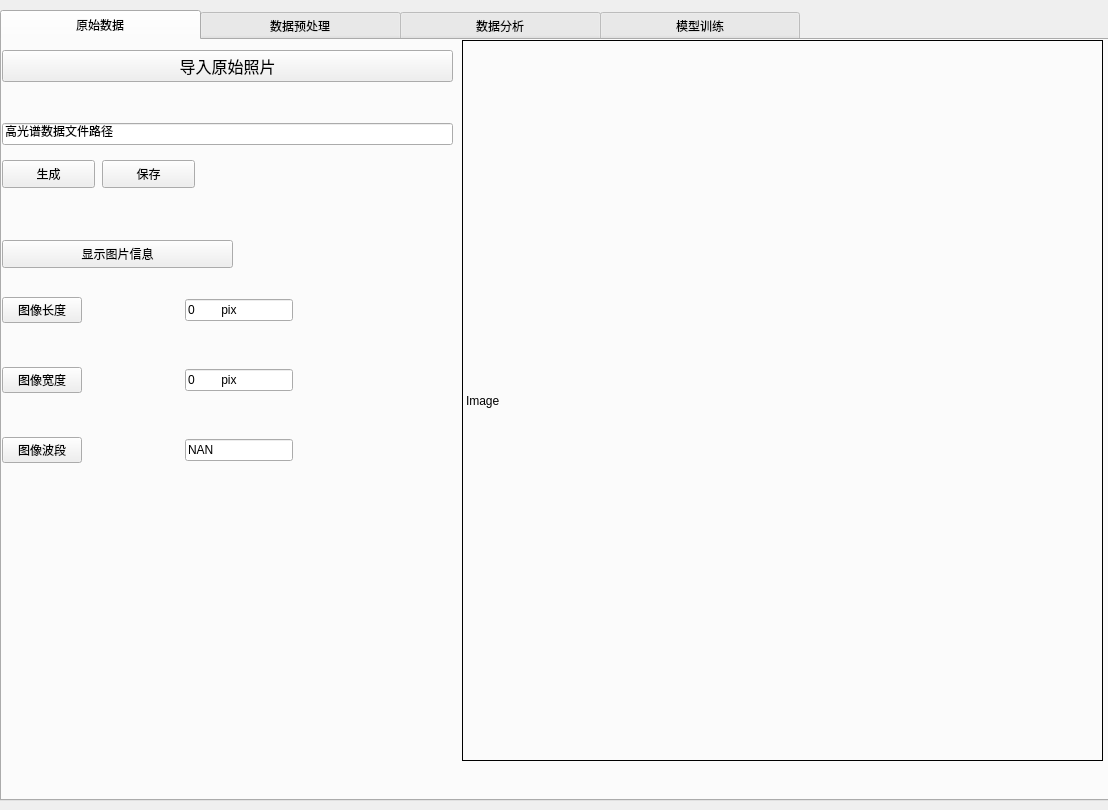
The window that MainWindow.ui (InfiniteTree/HSI-Data-Processing) describes before a commit, drawn with Qt 5.
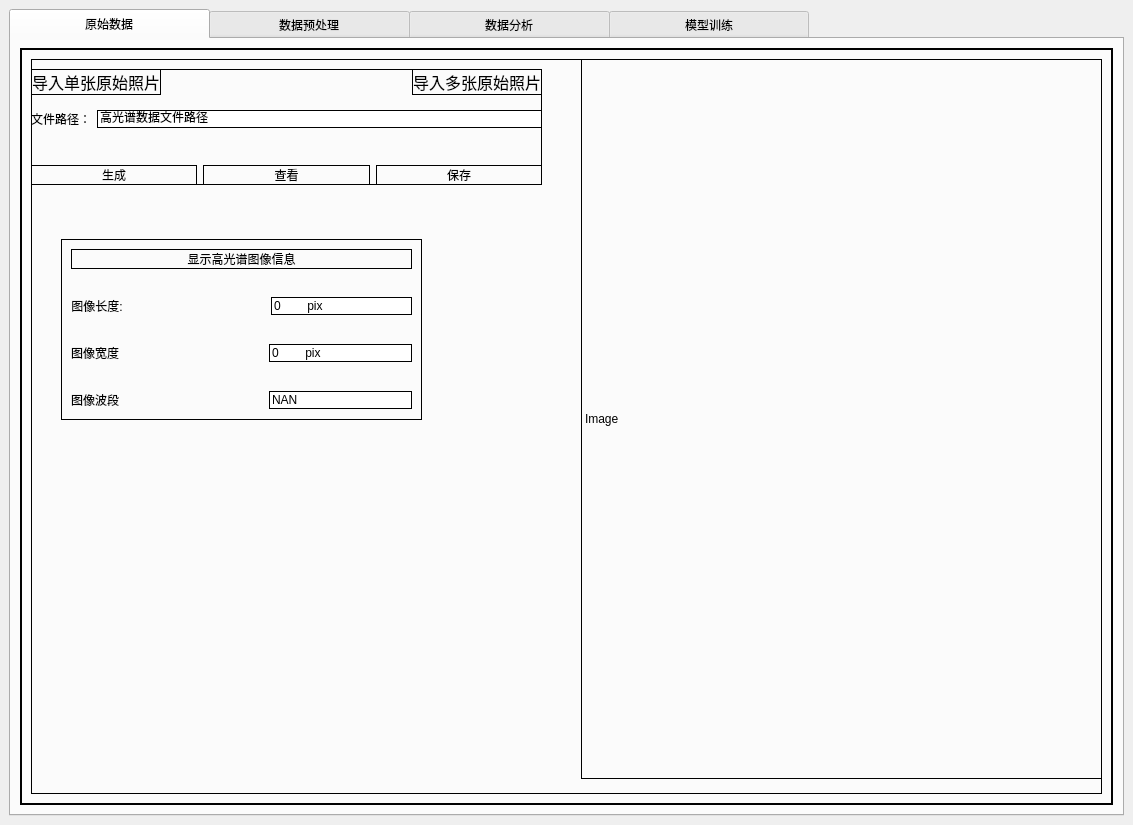
The same window after the commit.

Diff of the .ui file:
```diff
--- a/MainWindow.ui
+++ b/MainWindow.ui
@@ -6,23 +6,17 @@
    <rect>
     <x>0</x>
     <y>0</y>
-    <width>1108</width>
-    <height>810</height>
+    <width>1133</width>
+    <height>825</height>
    </rect>
   </property>
   <property name="windowTitle">
    <string>MainWindow</string>
   </property>
   <widget class="QWidget" name="centralwidget">
+   <layout class="QVBoxLayout" name="verticalLayout_3">
+    <item>
    <widget class="QTabWidget" name="tabWidget">
-    <property name="geometry">
-     <rect>
-      <x>0</x>
-      <y>10</y>
-      <width>1111</width>
-      <height>791</height>
-     </rect>
-    </property>
     <property name="toolTip">
      <string>&lt;html&gt;&lt;head/&gt;&lt;body&gt;&lt;p&gt;1&lt;/p&gt;&lt;/body&gt;&lt;/html&gt;</string>
     </property>
@@ -65,75 +59,83 @@
      <attribute name="title">
       <string>原始数据</string>
      </attribute>
-     <widget class="QLabel" name="label">
-      <property name="geometry">
-       <rect>
-        <x>460</x>
-        <y>0</y>
-        <width>641</width>
-        <height>721</height>
-       </rect>
-      </property>
+       <layout class="QHBoxLayout" name="horizontalLayout_16">
+        <item>
+         <widget class="QFrame" name="frame">
       <property name="styleSheet">
-       <string notr="true">border:1px solid black;</string>
-      </property>
-      <property name="text">
-       <string>Image</string>
-      </property>
-     </widget>
-     <widget class="QPushButton" name="pushButton_4">
-      <property name="geometry">
-       <rect>
-        <x>0</x>
-        <y>120</y>
-        <width>93</width>
-        <height>28</height>
-       </rect>
-      </property>
-      <property name="text">
-       <string>生成</string>
-      </property>
-     </widget>
-     <widget class="QPushButton" name="pushButton_6">
-      <property name="geometry">
-       <rect>
-        <x>100</x>
-        <y>120</y>
-        <width>93</width>
-        <height>28</height>
-       </rect>
-      </property>
-      <property name="text">
-       <string>保存</string>
-      </property>
-     </widget>
-     <widget class="QPushButton" name="pushButton_7">
+           <string notr="true">border: 2px solid black;
+</string>
+          </property>
+          <property name="frameShape">
+           <enum>QFrame::StyledPanel</enum>
+          </property>
+          <property name="frameShadow">
+           <enum>QFrame::Raised</enum>
+          </property>
+          <layout class="QHBoxLayout" name="horizontalLayout_17">
+           <item>
+            <widget class="QFrame" name="frame_2">
+             <property name="styleSheet">
+              <string notr="true">border: 1px solid black;
+font: 12pt &quot;Agency FB&quot;;
+</string>
+             </property>
+             <property name="frameShape">
+              <enum>QFrame::StyledPanel</enum>
+             </property>
+             <property name="frameShadow">
+              <enum>QFrame::Raised</enum>
+             </property>
+             <widget class="QFrame" name="frame_3">
       <property name="geometry">
        <rect>
-        <x>0</x>
-        <y>200</y>
-        <width>231</width>
-        <height>28</height>
-       </rect>
-      </property>
+                <x>30</x>
+                <y>180</y>
+                <width>361</width>
+                <height>181</height>
+               </rect>
+              </property>
+              <property name="styleSheet">
+               <string notr="true"/>
+              </property>
+              <property name="frameShape">
+               <enum>QFrame::StyledPanel</enum>
+              </property>
+              <property name="frameShadow">
+               <enum>QFrame::Raised</enum>
+              </property>
+              <layout class="QVBoxLayout" name="verticalLayout_4">
+               <item>
+                <layout class="QVBoxLayout" name="verticalLayout_2">
+                 <item>
+                  <widget class="QPushButton" name="showHsiInfoBtn">
       <property name="text">
-       <string>显示图片信息</string>
-      </property>
-     </widget>
-     <widget class="QWidget" name="horizontalLayoutWidget">
-      <property name="geometry">
-       <rect>
-        <x>0</x>
-        <y>250</y>
-        <width>291</width>
-        <height>41</height>
-       </rect>
-      </property>
+                    <string>显示高光谱图像信息</string>
+                   </property>
+                  </widget>
+                 </item>
+                 <item>
+                  <spacer name="verticalSpacer_2">
+                   <property name="orientation">
+                    <enum>Qt::Vertical</enum>
+                   </property>
+                   <property name="sizeHint" stdset="0">
+                    <size>
+                     <width>20</width>
+                     <height>40</height>
+                    </size>
+                   </property>
+                  </spacer>
+                 </item>
+                 <item>
       <layout class="QHBoxLayout" name="horizontalLayout">
        <item>
         <widget class="QPushButton" name="pushButton">
+                     <property name="styleSheet">
+                      <string notr="true">Border: none</string>
+                     </property>
          <property name="text">
-          <string>图像长度</string>
+                      <string>图像长度:</string>
          </property>
         </widget>
        </item>
@@ -151,26 +153,37 @@
         </spacer>
        </item>
        <item>
-        <widget class="QLineEdit" name="lineEdit_2">
+                    <widget class="QLineEdit" name="lenShowBtn">
+                     <property name="styleSheet">
+                      <string notr="true">font: 12pt &quot;Times New Roman&quot;;</string>
+                     </property>
          <property name="text">
           <string>0        pix</string>
          </property>
         </widget>
        </item>
       </layout>
-     </widget>
-     <widget class="QWidget" name="horizontalLayoutWidget_2">
-      <property name="geometry">
-       <rect>
-        <x>0</x>
-        <y>320</y>
-        <width>291</width>
-        <height>41</height>
-       </rect>
-      </property>
+                 </item>
+                 <item>
+                  <spacer name="verticalSpacer_3">
+                   <property name="orientation">
+                    <enum>Qt::Vertical</enum>
+                   </property>
+                   <property name="sizeHint" stdset="0">
+                    <size>
+                     <width>20</width>
+                     <height>40</height>
+                    </size>
+                   </property>
+                  </spacer>
+                 </item>
+                 <item>
       <layout class="QHBoxLayout" name="horizontalLayout_2">
        <item>
         <widget class="QPushButton" name="pushButton_19">
+                     <property name="styleSheet">
+                      <string notr="true">Border: none</string>
+                     </property>
          <property name="text">
           <string>图像宽度</string>
          </property>
@@ -190,26 +203,37 @@
         </spacer>
        </item>
        <item>
-        <widget class="QLineEdit" name="lineEdit_5">
+                    <widget class="QLineEdit" name="widthShowBtn">
+                     <property name="styleSheet">
+                      <string notr="true">font: 12pt &quot;Times New Roman&quot;;</string>
+                     </property>
          <property name="text">
           <string>0        pix</string>
          </property>
         </widget>
        </item>
       </layout>
-     </widget>
-     <widget class="QWidget" name="horizontalLayoutWidget_3">
-      <property name="geometry">
-       <rect>
-        <x>0</x>
-        <y>390</y>
-        <width>291</width>
-        <height>41</height>
-       </rect>
-      </property>
+                 </item>
+                 <item>
+                  <spacer name="verticalSpacer_4">
+                   <property name="orientation">
+                    <enum>Qt::Vertical</enum>
+                   </property>
+                   <property name="sizeHint" stdset="0">
+                    <size>
+                     <width>20</width>
+                     <height>40</height>
+                    </size>
+                   </property>
+                  </spacer>
+                 </item>
+                 <item>
       <layout class="QHBoxLayout" name="horizontalLayout_3">
        <item>
         <widget class="QPushButton" name="pushButton_20">
+                     <property name="styleSheet">
+                      <string notr="true">Border: none</string>
+                     </property>
          <property name="text">
           <string>图像波段</string>
          </property>
@@ -229,11 +253,18 @@
         </spacer>
        </item>
        <item>
-        <widget class="QLineEdit" name="lineEdit_6">
+                    <widget class="QLineEdit" name="wlShowBtn">
+                     <property name="styleSheet">
+                      <string notr="true">font: 12pt &quot;Times New Roman&quot;;</string>
+                     </property>
          <property name="text">
           <string>NAN</string>
          </property>
         </widget>
+                   </item>
+                  </layout>
+                 </item>
+                </layout>
        </item>
       </layout>
      </widget>
@@ -242,23 +273,68 @@
        <rect>
         <x>0</x>
         <y>10</y>
-        <width>451</width>
-        <height>95</height>
+                <width>511</width>
+                <height>116</height>
        </rect>
       </property>
       <layout class="QVBoxLayout" name="verticalLayout">
        <item>
-        <widget class="QPushButton" name="Button1">
+                <layout class="QHBoxLayout" name="horizontalLayout_14">
+                 <item>
+                  <widget class="QPushButton" name="importRawBtn">
          <property name="font">
           <font>
-           <family>Times New Roman</family>
+                     <family>Agency FB</family>
            <pointsize>12</pointsize>
-          </font>
-         </property>
+                     <weight>50</weight>
+                     <italic>false</italic>
+                     <bold>false</bold>
+                    </font>
+                   </property>
+                   <property name="cursor">
+                    <cursorShape>PointingHandCursor</cursorShape>
+                   </property>
+                   <property name="statusTip">
+                    <string/>
+                   </property>
          <property name="text">
-          <string>导入原始照片</string>
-         </property>
-        </widget>
+                    <string>导入单张原始照片</string>
+                   </property>
+                  </widget>
+                 </item>
+                 <item>
+                  <spacer name="horizontalSpacer_2">
+                   <property name="orientation">
+                    <enum>Qt::Horizontal</enum>
+                   </property>
+                   <property name="sizeHint" stdset="0">
+                    <size>
+                     <width>40</width>
+                     <height>20</height>
+                    </size>
+                   </property>
+                  </spacer>
+                 </item>
+                 <item>
+                  <widget class="QPushButton" name="importRawsBtn">
+                   <property name="font">
+                    <font>
+                     <family>Agency FB</family>
+                     <pointsize>12</pointsize>
+                     <weight>50</weight>
+                     <italic>false</italic>
+                     <bold>false</bold>
+                    </font>
+                   </property>
+                   <property name="cursor">
+                    <cursorShape>PointingHandCursor</cursorShape>
+                   </property>
+                   <property name="text">
+                    <string>导入多张原始照片</string>
+                   </property>
+                  </widget>
+                 </item>
+                </layout>
        </item>
        <item>
         <spacer name="verticalSpacer">
@@ -274,14 +350,94 @@
         </spacer>
        </item>
        <item>
-        <widget class="QLineEdit" name="lineEdit">
+                <layout class="QHBoxLayout" name="horizontalLayout_15">
+                 <item>
+                  <widget class="QLabel" name="label">
+                   <property name="styleSheet">
+                    <string notr="true">Border: none</string>
+                   </property>
+                   <property name="text">
+                    <string>文件路径：</string>
+                   </property>
+                  </widget>
+                 </item>
+                 <item>
+                  <widget class="QLineEdit" name="rawPathlineEdit">
          <property name="text">
           <string>高光谱数据文件路径</string>
          </property>
         </widget>
        </item>
       </layout>
-     </widget>
+               </item>
+               <item>
+                <spacer name="verticalSpacer_5">
+                 <property name="orientation">
+                  <enum>Qt::Vertical</enum>
+                 </property>
+                 <property name="sizeHint" stdset="0">
+                  <size>
+                   <width>20</width>
+                   <height>40</height>
+                  </size>
+                 </property>
+                </spacer>
+               </item>
+               <item>
+                <layout class="QHBoxLayout" name="horizontalLayout_13">
+                 <item>
+                  <widget class="QPushButton" name="rgbGeneBtn">
+                   <property name="text">
+                    <string>生成</string>
+                   </property>
+                  </widget>
+                 </item>
+                 <item>
+                  <widget class="QPushButton" name="rgbViewBtn">
+                   <property name="statusTip">
+                    <string extracomment="click"/>
+                   </property>
+                   <property name="text">
+                    <string>查看</string>
+                   </property>
+                  </widget>
+                 </item>
+                 <item>
+                  <widget class="QPushButton" name="rgbSaveBtn">
+                   <property name="text">
+                    <string>保存</string>
+                   </property>
+                  </widget>
+                 </item>
+                </layout>
+               </item>
+              </layout>
+             </widget>
+             <widget class="QLabel" name="rawImgQlabel">
+              <property name="geometry">
+               <rect>
+                <x>550</x>
+                <y>0</y>
+                <width>525</width>
+                <height>720</height>
+               </rect>
+              </property>
+              <property name="cursor">
+               <cursorShape>BusyCursor</cursorShape>
+              </property>
+              <property name="styleSheet">
+               <string notr="true">border:1px solid black;</string>
+              </property>
+              <property name="text">
+               <string>Image</string>
+              </property>
+             </widget>
+            </widget>
+           </item>
+          </layout>
+         </widget>
+        </item>
+       </layout>
     </widget>
     <widget class="QWidget" name="Tab2">
      <attribute name="title">
@@ -798,6 +954,8 @@
      </attribute>
     </widget>
    </widget>
+    </item>
+   </layout>
   </widget>
   <action name="actionopen_file">
    <property name="enabled">
```
Left out of the diff: 2 changed lines with no effect on the pictures. Lines whose indentation alone changed are shown as unchanged.
